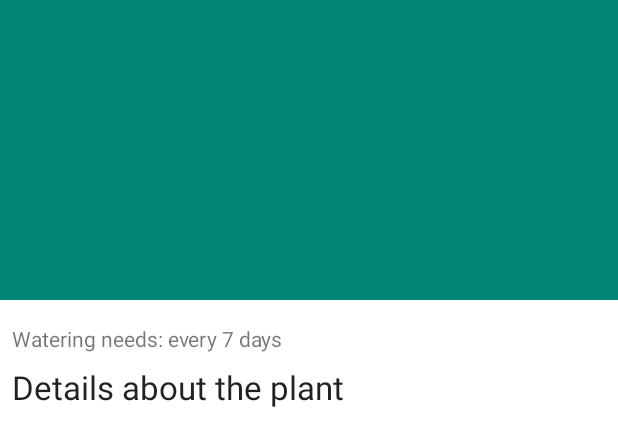
After one commit to TheVigor/DembelIsComing, an Android app: the layout fragment_drill_detail.xml on its own in the app's theme, with its tools: preview values and no code run, on a phone screen of 412 x 824 dp. The commit adds this screen. Shown: the top 446 px of the screen. Run offline under Robolectric (Android 15) with nearby library versions, the phone set to English and light mode, and no system bars.

Commit message:
added showing detailed doc description based on recycler view click

```diff
--- a/app/build.gradle
+++ b/app/build.gradle
@@ -2,6 +2,7 @@ apply plugin: 'com.android.application'
 apply plugin: 'kotlin-android'
 apply plugin: 'kotlin-android-extensions'
 apply plugin: 'kotlin-kapt'
+apply plugin: 'androidx.navigation.safeargs'
 
 android {
     compileSdkVersion 28
@@ -42,11 +43,11 @@ dependencies {
     implementation 'com.android.support:appcompat-v7:28.0.0'
     implementation 'com.android.support.constraint:constraint-layout:1.1.3'
 
-    implementation 'android.arch.navigation:navigation-fragment:1.0.0-alpha06'
+    implementation 'android.arch.navigation:navigation-fragment-ktx:1.0.0-alpha06'
     implementation 'android.arch.navigation:navigation-ui-ktx:1.0.0-alpha06'
 
     implementation 'android.arch.persistence.room:runtime:1.1.1'
-    annotationProcessor 'android.arch.persistence.room:compiler:1.1.1'
+    kapt 'android.arch.persistence.room:compiler:1.1.1'
 
     implementation 'android.arch.work:work-runtime:1.0.0-alpha10'
     implementation 'android.arch.work:work-runtime-ktx:1.0.0-alpha10'
--- a/app/src/main/java/com/noble/activity/dembeliscoming/data/DrillDocDao.kt
+++ b/app/src/main/java/com/noble/activity/dembeliscoming/data/DrillDocDao.kt
@@ -8,7 +8,7 @@ import android.arch.persistence.room.Query
 
 @Dao
 interface DrillDocDao {
-    @Query("SELECT * FROM drill_docs ORDER BY name")
+    @Query("SELECT * FROM drill_docs ORDER BY type")
     fun getDrillDocs() : LiveData<List<DrillDoc>>
 
     @Query("SELECT * FROM drill_docs WHERE id = :drillDocId")
--- /dev/null
+++ b/app/src/main/res/layout/fragment_drill_detail.xml
@@ -0,0 +1,97 @@
+<layout xmlns:android="http://schemas.android.com/apk/res/android"
+        xmlns:app="http://schemas.android.com/apk/res-auto"
+        xmlns:tools="http://schemas.android.com/tools">
+
+    <data>
+        <variable
+                name="viewModel"
+                type="com.noble.activity.dembeliscoming.viewmodels.DrillDocDetailViewModel" />
+    </data>
+
+    <android.support.design.widget.CoordinatorLayout
+            android:layout_width="match_parent"
+            android:layout_height="match_parent"
+            android:fitsSystemWindows="true"
+            tools:ignore="MergeRootFrame">
+
+        <android.support.design.widget.AppBarLayout
+                android:id="@+id/appbar"
+                android:layout_width="match_parent"
+                android:layout_height="200dp"
+                android:fitsSystemWindows="true"
+                android:theme="@style/ThemeOverlay.AppCompat.Dark.ActionBar">
+
+            <android.support.design.widget.CollapsingToolbarLayout
+                    android:id="@+id/toolbar_layout"
+                    android:layout_width="match_parent"
+                    android:layout_height="match_parent"
+                    android:fitsSystemWindows="true"
+                    app:title="@{viewModel.drillDoc.name}"
+                    app:contentScrim="?attr/colorPrimary"
+                    app:layout_scrollFlags="scroll|exitUntilCollapsed"
+                    app:toolbarId="@+id/toolbar">
+
+                <ImageView
+                        android:id="@+id/detail_image"
+                        android:layout_width="match_parent"
+                        android:layout_height="match_parent"
+                        android:contentDescription="LOL"
+                        android:fitsSystemWindows="true"
+                        android:scaleType="centerCrop"
+                        app:layout_collapseMode="parallax" />
+
+                <android.support.v7.widget.Toolbar
+                        android:id="@+id/detail_toolbar"
+                        android:layout_width="match_parent"
+                        android:layout_height="?attr/actionBarSize"
+                        app:layout_collapseMode="pin"
+                        app:popupTheme="@style/ThemeOverlay.AppCompat.Light" />
+
+            </android.support.design.widget.CollapsingToolbarLayout>
+
+        </android.support.design.widget.AppBarLayout>
+
+        <android.support.v4.widget.NestedScrollView
+                android:id="@+id/plant_detail_scrollview"
+                android:layout_width="match_parent"
+                android:layout_height="match_parent"
+                app:layout_behavior="@string/appbar_scrolling_view_behavior">
+
+            <android.support.constraint.ConstraintLayout
+                    android:layout_width="match_parent"
+                    android:layout_height="match_parent">
+
+                <TextView
+                        android:id="@+id/plant_watering"
+                        android:layout_width="0dp"
+                        android:layout_height="wrap_content"
+                        android:layout_marginEnd="8dp"
+                        android:layout_marginStart="8dp"
+                        android:layout_marginTop="16dp"
+                        app:layout_constraintEnd_toEndOf="parent"
+                        app:layout_constraintStart_toStartOf="parent"
+                        app:layout_constraintTop_toTopOf="parent"
+                        tools:text="Watering needs: every 7 days"/>
+
+                <TextView
+                        android:id="@+id/plant_detail"
+                        style="?android:attr/textAppearanceLarge"
+                        android:layout_width="0dp"
+                        android:layout_height="wrap_content"
+                        android:layout_marginEnd="8dp"
+                        android:layout_marginStart="8dp"
+                        android:layout_marginTop="8dp"
+                        android:text="@{viewModel.drillDoc.description}"
+                        android:textIsSelectable="true"
+                        app:layout_constraintEnd_toEndOf="parent"
+                        app:layout_constraintStart_toStartOf="parent"
+                        app:layout_constraintTop_toBottomOf="@+id/plant_watering"
+                        tools:text="Details about the plant" />
+
+            </android.support.constraint.ConstraintLayout>
+
+        </android.support.v4.widget.NestedScrollView>
+
+    </android.support.design.widget.CoordinatorLayout>
+
+</layout>
--- a/app/src/main/res/menu/menu_navigation.xml
+++ b/app/src/main/res/menu/menu_navigation.xml
@@ -7,7 +7,7 @@
             android:title="Timer"/>
 
         <item
-                android:id="@+id/documentsFragment"
+                android:id="@+id/drillDocFragment"
                 android:title="Documents"/>
     </group>
 
--- a/build.gradle
+++ b/build.gradle
@@ -9,6 +9,8 @@ buildscript {
     dependencies {
         classpath 'com.android.tools.build:gradle:3.2.1'
         classpath "org.jetbrains.kotlin:kotlin-gradle-plugin:$kotlin_version"
+
+        classpath "android.arch.navigation:navigation-safe-args-gradle-plugin:1.0.0-alpha06"
 
         // NOTE: Do not place your application dependencies here; they belong
         // in the individual module build.gradle files
```
Also changed, not shown: app/src/main/java/com/noble/activity/dembeliscoming/adapters/DrillDocAdapter.kt (+4 -3 lines), app/src/main/java/com/noble/activity/dembeliscoming/fragments/main/DrillDocDetailFragment.kt (added, +50 -0 lines), app/src/main/res/navigation/main_graph.xml (+11 -3 lines).
